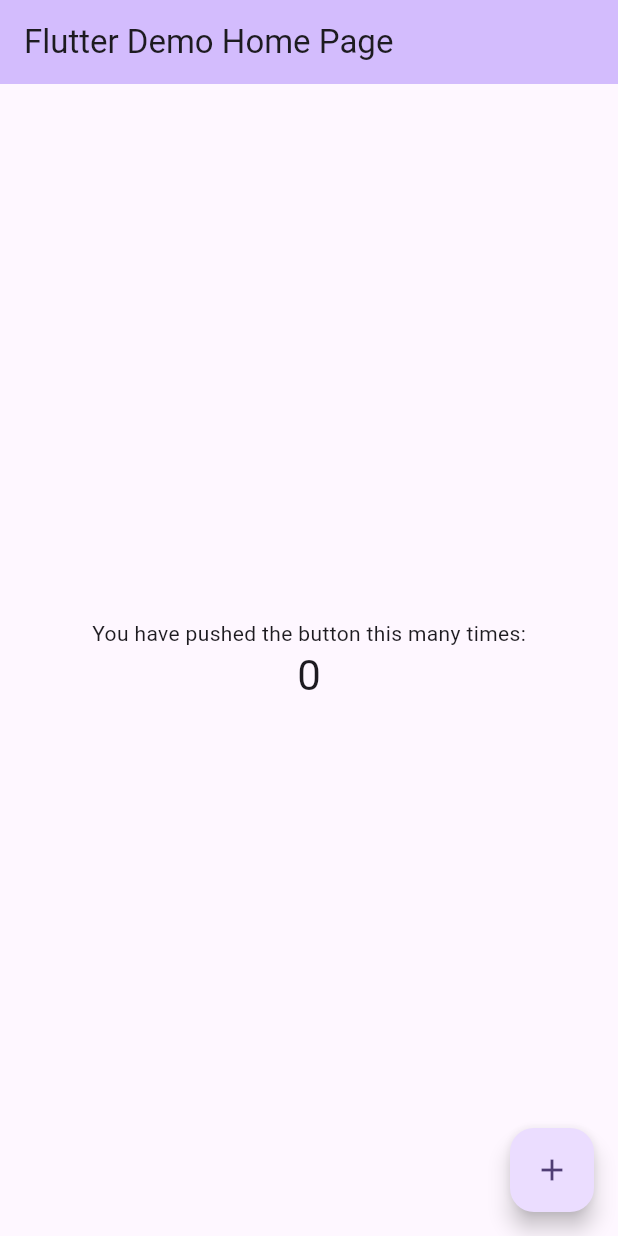
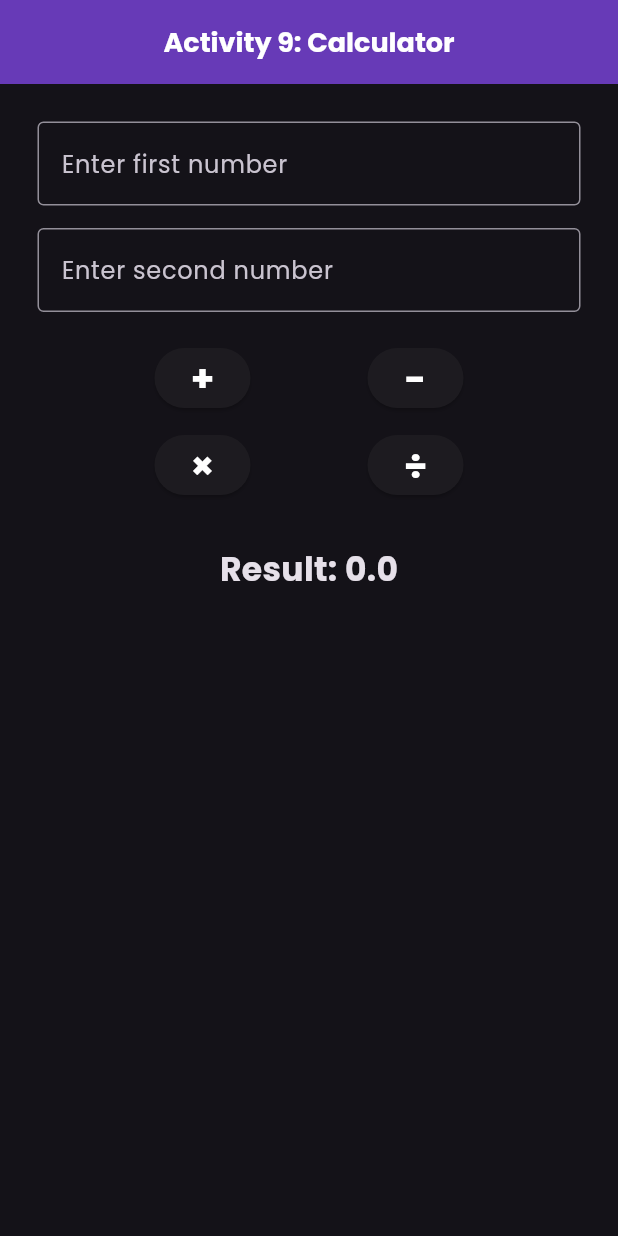
Before and after one commit to YoshuaPayoran/Flutter_Activities_Payoran, a Flutter app: the screen it shows after launch, on a phone screen of 412 x 824 dp. Run offline on Flutter 3.47's test engine with Material 3 defaults, Android fonts, the light colour scheme and no system bars.

Commit message:
Remove debug banner, change the title, set the background to dark. Create calculator class that extends satefullwidget with function that for calculation, two TextFields and basic operations (add, subtract, multiply, divide) and result display

```diff
--- a/flutter_activity_09/lib/main.dart
+++ b/flutter_activity_09/lib/main.dart
@@ -11,112 +11,155 @@ class MyApp extends StatelessWidget {
   @override
   Widget build(BuildContext context) {
     return MaterialApp(
+      debugShowCheckedModeBanner: false,
       title: 'Flutter Demo',
       theme: ThemeData(
-        // This is the theme of your application.
-        //
-        // TRY THIS: Try running your application with "flutter run". You'll see
-        // the application has a purple toolbar. Then, without quitting the app,
-        // try changing the seedColor in the colorScheme below to Colors.green
-        // and then invoke "hot reload" (save your changes or press the "hot
-        // reload" button in a Flutter-supported IDE, or press "r" if you used
-        // the command line to start the app).
-        //
-        // Notice that the counter didn't reset back to zero; the application
-        // state is not lost during the reload. To reset the state, use hot
-        // restart instead.
-        //
-        // This works for code too, not just values: Most code changes can be
-        // tested with just a hot reload.
-        colorScheme: ColorScheme.fromSeed(seedColor: Colors.deepPurple),
+        fontFamily: 'Poppins',
+        brightness: Brightness.dark
       ),
-      home: const MyHomePage(title: 'Flutter Demo Home Page'),
+      home: const Calculator()
     );
   }
 }
 
-class MyHomePage extends StatefulWidget {
-  const MyHomePage({super.key, required this.title});
-
-  // This widget is the home page of your application. It is stateful, meaning
-  // that it has a State object (defined below) that contains fields that affect
-  // how it looks.
-
-  // This class is the configuration for the state. It holds the values (in this
-  // case the title) provided by the parent (in this case the App widget) and
-  // used by the build method of the State. Fields in a Widget subclass are
-  // always marked "final".
-
-  final String title;
+class Calculator extends StatefulWidget {
+  const Calculator({super.key});
 
   @override
-  State<MyHomePage> createState() => _MyHomePageState();
+  State<Calculator> createState() => _CalculatorState();
 }
 
-class _MyHomePageState extends State<MyHomePage> {
-  int _counter = 0;
+class _CalculatorState extends State<Calculator> {
+  final TextEditingController num1Controller = TextEditingController();
+  final TextEditingController num2Controller = TextEditingController();
+  double result = 0;
 
-  void _incrementCounter() {
+  void calculate(String operation) {
+    double num1 = double.tryParse(num1Controller.text) ?? 0;
+    double num2 = double.tryParse(num2Controller.text) ?? 0;
+
     setState(() {
-      // This call to setState tells the Flutter framework that something has
-      // changed in this State, which causes it to rerun the build method below
-      // so that the display can reflect the updated values. If we changed
-      // _counter without calling setState(), then the build method would not be
-      // called again, and so nothing would appear to happen.
-      _counter++;
+      switch (operation) {
+        case 'add':
+          result = num1 + num2;
+          break;
+        case 'subtract':
+          result = num1 - num2;
+          break;
+        case 'multiply':
+          result = num1 * num2;
+          break;
+        case 'divide':
+          result = num2 != 0 ? num1 / num2 : double.nan;
+          break;
+      }
     });
   }
 
   @override
   Widget build(BuildContext context) {
-    // This method is rerun every time setState is called, for instance as done
-    // by the _incrementCounter method above.
-    //
-    // The Flutter framework has been optimized to make rerunning build methods
-    // fast, so that you can just rebuild anything that needs updating rather
-    // than having to individually change instances of widgets.
     return Scaffold(
       appBar: AppBar(
-        // TRY THIS: Try changing the color here to a specific color (to
-        // Colors.amber, perhaps?) and trigger a hot reload to see the AppBar
-        // change color while the other colors stay the same.
-        backgroundColor: Theme.of(context).colorScheme.inversePrimary,
-        // Here we take the value from the MyHomePage object that was created by
-        // the App.build method, and use it to set our appbar title.
-        title: Text(widget.title),
+        backgroundColor: Colors.deepPurple,
+        title: const Text(
+          'Activity 9: Calculator',
+          style: TextStyle(
+            color: Colors.white,
+            fontSize: 18,
+            fontWeight: FontWeight.bold,
+          ),
+        ),
+        centerTitle: true,
       ),
-      body: Center(
-        // Center is a layout widget. It takes a single child and positions it
-        // in the middle of the parent.
+      body: Padding(
+        padding: const EdgeInsets.all(25.0),
         child: Column(
-          // Column is also a layout widget. It takes a list of children and
-          // arranges them vertically. By default, it sizes itself to fit its
-          // children horizontally, and tries to be as tall as its parent.
-          //
-          // Column has various properties to control how it sizes itself and
-          // how it positions its children. Here we use mainAxisAlignment to
-          // center the children vertically; the main axis here is the vertical
-          // axis because Columns are vertical (the cross axis would be
-          // horizontal).
-          //
-          // TRY THIS: Invoke "debug painting" (choose the "Toggle Debug Paint"
-          // action in the IDE, or press "p" in the console), to see the
-          // wireframe for each widget.
-          mainAxisAlignment: MainAxisAlignment.center,
-          children: <Widget>[
-            const Text('You have pushed the button this many times:'),
+          children: [
+            TextField(
+              controller: num1Controller,
+              keyboardType: TextInputType.number,
+              decoration: const InputDecoration(
+                labelText: 'Enter first number',
+                border: OutlineInputBorder(),
+              ),
+            ),
+            const SizedBox(height: 15),
+
+            TextField(
+              controller: num2Controller,
+              keyboardType: TextInputType.number,
+              decoration: const InputDecoration(
+                labelText: 'Enter second number',
+                border: OutlineInputBorder(),
+              ),
+            ),
+            const SizedBox(height: 20),
+
+            Row(
+              mainAxisAlignment: MainAxisAlignment.spaceEvenly,
+              children: [
+                ElevatedButton(
+                  onPressed: () => calculate('add'),
+                  child: const Text(
+                    '+',
+                    style: TextStyle(
+                      fontSize: 25,
+                      color: Colors.white,
+                      fontWeight: FontWeight.bold
+                    ),
+                  ),
+                ),
+                ElevatedButton(
+                  onPressed: () => calculate('subtract'),
+                  child: const Text(
+                    '-',
+                    style: TextStyle(
+                      fontSize: 25,
+                      color: Colors.white,
+                      fontWeight: FontWeight.bold
+                    ),
+                  ),
+                ),
+              ],
+            ),
+            const SizedBox(height: 10),
+
+            Row(
+              mainAxisAlignment: MainAxisAlignment.spaceEvenly,
+              children: [
+                ElevatedButton(
+                  onPressed: () => calculate('multiply'),
+                  child: const Text(
+                    '×',
+                    style: TextStyle(
+                      fontSize: 25,
+                      color: Colors.white,
+                      fontWeight: FontWeight.bold
+                    ),
+                  ),
+                ),
+                ElevatedButton(
+                  onPressed: () => calculate('divide'),
+                  child: const Text(
+                    '÷',
+                    style: TextStyle(
+                      fontSize: 25,
+                      color: Colors.white,
+                      fontWeight: FontWeight.bold
+                    ),
+                  ),
+                ),
+              ],
+            ),
+            const SizedBox(height: 30),
+
             Text(
-              '$_counter',
-              style: Theme.of(context).textTheme.headlineMedium,
+              'Result: $result',
+              style: const TextStyle(fontSize: 22, fontWeight: FontWeight.bold),
             ),
           ],
         ),
       ),
-      floatingActionButton: FloatingActionButton(
-        onPressed: _incrementCounter,
-        tooltip: 'Increment',
-        child: const Icon(Icons.add),
-      ), // This trailing comma makes auto-formatting nicer for build methods.
     );
   }
 }
```
